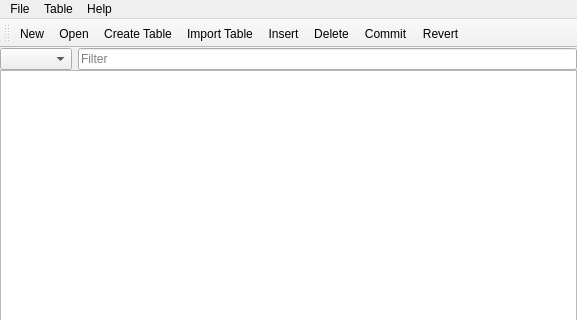
Above: mainwindow.ui from informationsea/Hyokai before the change; both pictures show x 0 to 577 and y 0 to 320 of the 577 by 493 pixel window. Below: the same form after it.
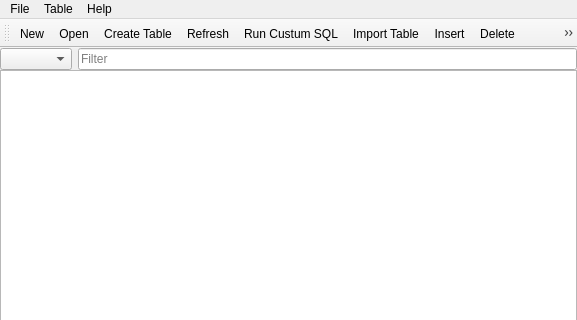
That is the form after the change. Icons and pictures are not drawn.

Commit message: add custum sql dialog and improved about box.

Patch:
```diff
--- a/mainwindow.ui
+++ b/mainwindow.ui
@@ -108,6 +108,8 @@
    <addaction name="actionNew"/>
    <addaction name="actionOpen"/>
    <addaction name="actionCreateTable"/>
+   <addaction name="actionRefresh"/>
+   <addaction name="actionRun_Custum_SQL"/>
    <addaction name="actionImportTable"/>
    <addaction name="actionInsert"/>
    <addaction name="actionDelete"/>
@@ -224,6 +226,24 @@
     <string>About Qt</string>
    </property>
   </action>
+  <action name="actionRun_Custum_SQL">
+   <property name="icon">
+    <iconset resource="resouces.qrc">
+     <normaloff>:/rc/images/utilities-terminal.png</normaloff>:/rc/images/utilities-terminal.png</iconset>
+   </property>
+   <property name="text">
+    <string>Run Custum SQL</string>
+   </property>
+  </action>
+  <action name="actionRefresh">
+   <property name="icon">
+    <iconset resource="resouces.qrc">
+     <normaloff>:/rc/images/view-refresh.png</normaloff>:/rc/images/view-refresh.png</iconset>
+   </property>
+   <property name="text">
+    <string>Refresh</string>
+   </property>
+  </action>
  </widget>
  <layoutdefault spacing="6" margin="11"/>
  <resources>
```
Left out of the diff: 2 changed lines with no effect on the pictures. The commit also changes 12 other files.
